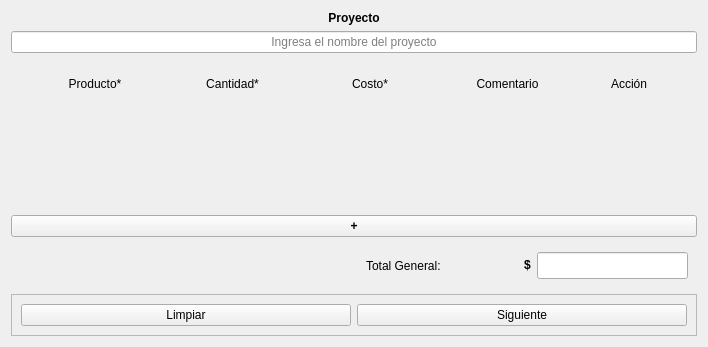
Before: the Qt Designer form src/views/ui/NewProject.ui in 4l3j0Ok/budget-maker-desktop, drawn with Qt 5.
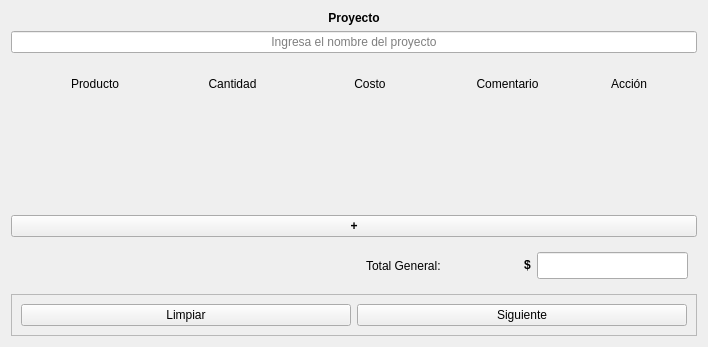
After: the same form once the commit is applied.

Commit message: fix: update labels in NewProject UI to remove asterisks for optional fields

Diff of the .ui file:
```diff
--- a/src/views/ui/NewProject.ui
+++ b/src/views/ui/NewProject.ui
@@ -93,7 +93,7 @@
           <item>
            <widget class="QLabel" name="label">
             <property name="text">
-             <string>Producto*</string>
+             <string>Producto</string>
             </property>
             <property name="alignment">
              <set>Qt::AlignmentFlag::AlignCenter</set>
@@ -103,7 +103,7 @@
           <item>
            <widget class="QLabel" name="label_2">
             <property name="text">
-             <string>Cantidad*</string>
+             <string>Cantidad</string>
             </property>
             <property name="alignment">
              <set>Qt::AlignmentFlag::AlignCenter</set>
@@ -113,7 +113,7 @@
           <item>
            <widget class="QLabel" name="label_3">
             <property name="text">
-             <string>Costo*</string>
+             <string>Costo</string>
             </property>
             <property name="alignment">
              <set>Qt::AlignmentFlag::AlignCenter</set>
```
The commit also changes 2 other files.
